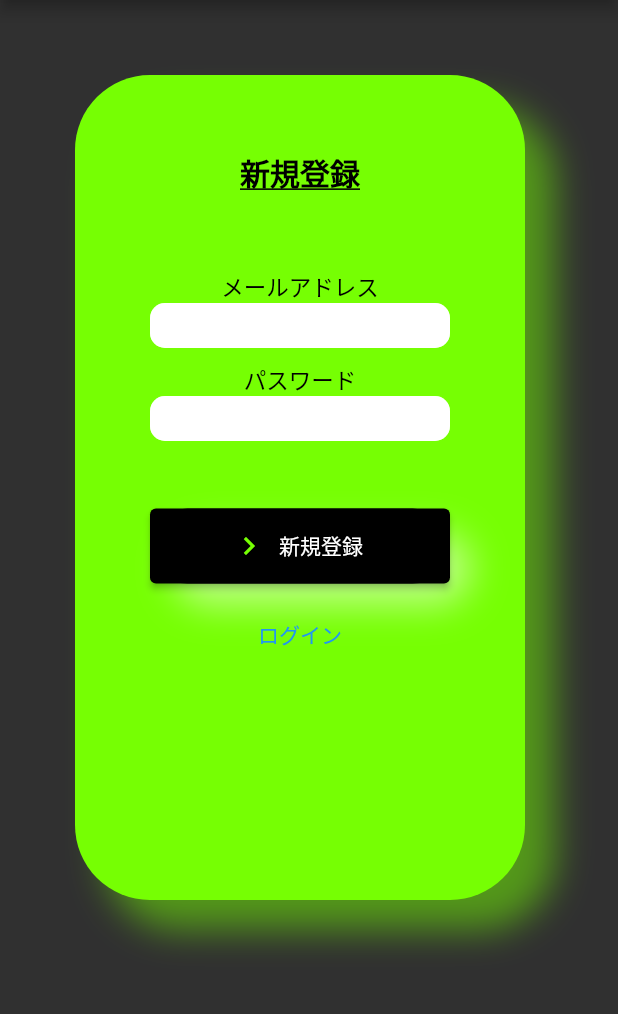
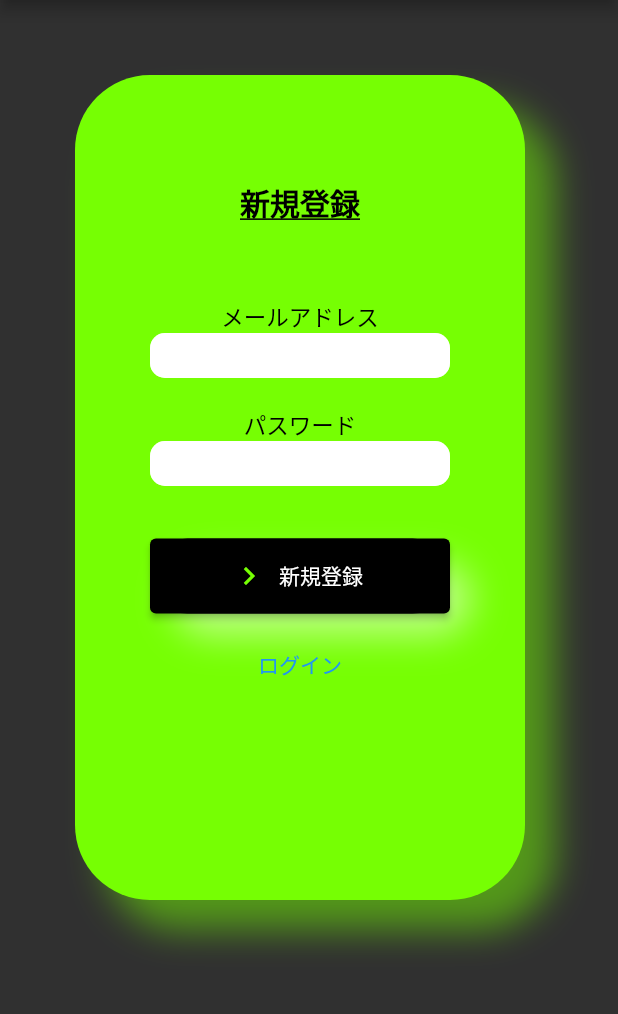
Before and after one commit to YudaiShimizu-hand/pachpach, a Flutter app: the LoginPage screen opened by its route, after a tap on "新規登録", on a phone screen of 412 x 824 dp, the part 84-1098 px from its top. Run offline on Flutter 3.47's test engine with Material 2 defaults, Android fonts, the light colour scheme and no system bars; our stand-ins replace firebase_auth, firebase_core, hooks_riverpod, riverpod, syncfusion_flutter_calendar; accounts and stored records are empty; network calls fail.

Commit message:
fix login register

```diff
--- a/lib/constants.dart
+++ b/lib/constants.dart
@@ -13,3 +13,8 @@ const KSecondSpace =
 SizedBox(
   height: 30,
 );
+
+const KThirdSpace =
+SizedBox(
+  height: 20,
+);
--- a/lib/screens/data.dart
+++ b/lib/screens/data.dart
@@ -19,7 +19,7 @@ class _DataPage extends State<DataPage> {
   String? dropdownMachine;
   late Map<String, dynamic> quertParams;
 
-  late double _fechAnalysisNum = 0;
+  late int _fechAnalysisNum = 0;
 
   Future<void> fetchAnalysisData(String getToken, Map<String, dynamic> queryParams) async {
     final response = await http.get(
@@ -34,7 +34,7 @@ class _DataPage extends State<DataPage> {
     if (response.statusCode == 200) {
       // サーバーが成功のステータスコード200を返す場合、JSONを解析します。
       setState(() {
-        _fechAnalysisNum = (json.decode(response.body) as num).toDouble();
+        _fechAnalysisNum = (json.decode(response.body) as num).toInt();
       });
     } else {
       // サーバーがエラーレスポンスを返す場合、エラーをスローします。
--- a/lib/screens/login.dart
+++ b/lib/screens/login.dart
@@ -41,7 +41,7 @@ class _LoginPage extends State<LoginPage> {
         child: Column(
           children: <Widget>[
             const SizedBox(
-              height: 50,
+              height: 70,
             ),
             const Text(
               'ログイン',
@@ -83,7 +83,7 @@ class _LoginPage extends State<LoginPage> {
                 },
               ),
             ),
-            KSpace,
+            KThirdSpace,
             const Text(
               'パスワード',
               style: TextStyle(
@@ -124,7 +124,7 @@ class _LoginPage extends State<LoginPage> {
                 print(e);
               }
             }, txt: 'ログイン', mt: 5),
-            KSpace,
+            KThirdSpace,
             TextButton(onPressed: (){Navigator.pushNamed(context, '/signin');}, child: Text("新規登録"))
           ],
         ),
--- a/lib/screens/signin.dart
+++ b/lib/screens/signin.dart
@@ -1,6 +1,5 @@
 import 'package:flutter/material.dart';
 import 'dart:ui';
-import 'package:flutter/material.dart';
 import 'package:pachpach/components/appBar.dart';
 import 'package:pachpach/components/button.dart';
 import 'package:pachpach/constants.dart';
@@ -42,7 +41,7 @@ class _SigninPage extends State<SigninPage> {
         child: Column(
           children: <Widget>[
             const SizedBox(
-              height: 50,
+              height: 70,
             ),
             const Text(
               '新規登録',
@@ -84,7 +83,7 @@ class _SigninPage extends State<SigninPage> {
                 },
               ),
             ),
-            KSpace,
+            KThirdSpace,
             const Text(
               'パスワード',
               style: TextStyle(
@@ -114,15 +113,6 @@ class _SigninPage extends State<SigninPage> {
                 },
               ),
             ),
-            KSpace,
-            // const Text(
-            //   'パスワード確認',
-            //   style: TextStyle(
-            //     fontSize: 15,
-            //     color: Colors.black,
-            //   ),
-            // ),
-            // InputCmp(keyTyp: TextInputType.text),
             KSecondSpace,
             ButtonCmp(
                 clickHand: ()async{
```
